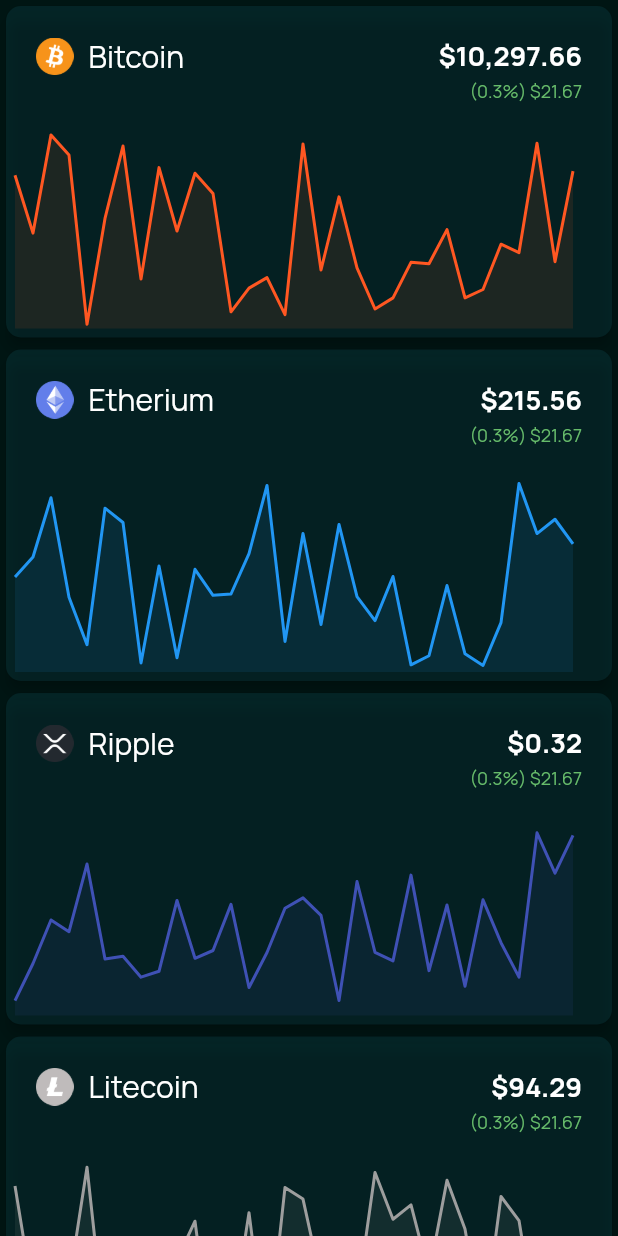
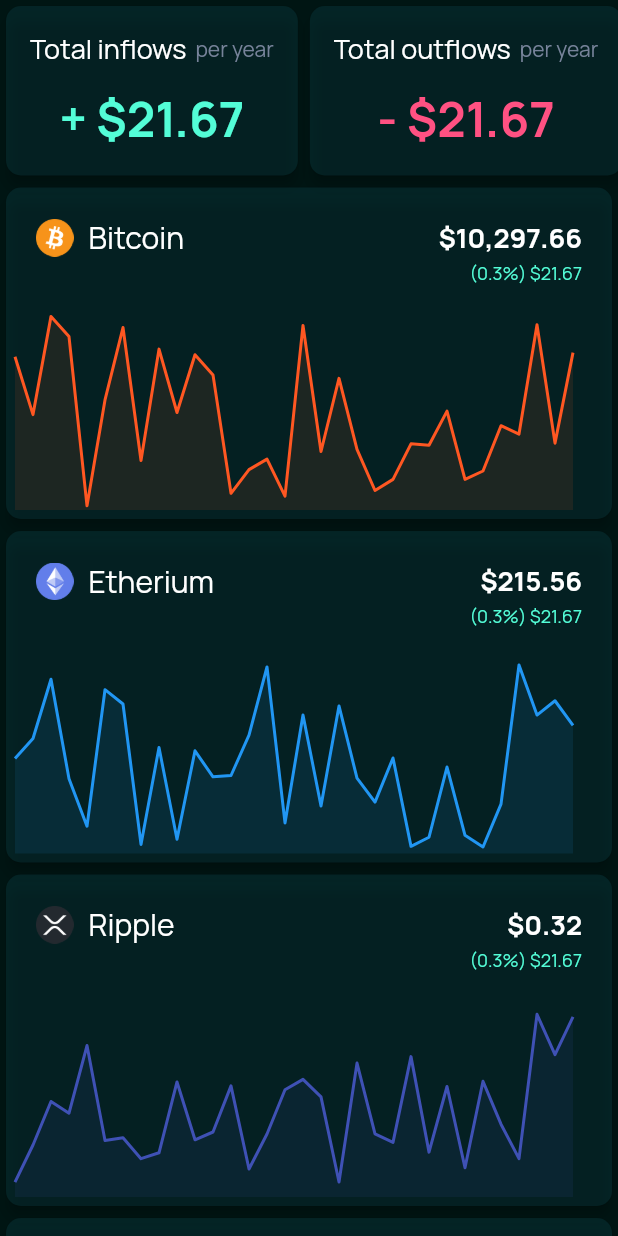
Before and after one commit to pierrickmartino/walletexplorer, a Flutter app: the Overview screen opened directly, on a phone screen of 412 x 824 dp. Run offline on Flutter 3.47's test engine with Material 2 defaults, Android fonts, the phone set to English and light mode, and no system bars; drawn by our look-alikes of fl_chart; our stand-ins replace cached_network_image, charts_flutter, cloud_firestore, date_format, dynamic_theme, firebase_auth and 2 more; missing offline and left inert: snack; accounts and stored records are empty.

Commit message:
Overview - add 2 widget for total inflows and outflows

```diff
--- a/lib/ui/screens/overview.dart
+++ b/lib/ui/screens/overview.dart
@@ -2,6 +2,8 @@ import 'package:flutter/material.dart';
 
 import '../../util/data.dart';
 import '../widgets/position.dart';
+import '../../ui/widgets/overview_total_inflows.dart';
+import '../../ui/widgets/overview_total_outflows.dart';
 
 class Overview extends StatefulWidget {
   @override
@@ -12,8 +14,19 @@ class _OverviewState extends State<Overview> {
   @override
   Widget build(BuildContext context) {
     return Scaffold(
-      body: ListView.builder(
-        physics: NeverScrollableScrollPhysics(),
+        body: Column(
+      children: <Widget>[
+        Row(
+          mainAxisSize: MainAxisSize.max,
+          mainAxisAlignment: MainAxisAlignment.spaceEvenly,
+          children: <Widget>[
+            OverviewTotalInflows(),
+            OverviewTotalOutflows(),
+          ],
+        ),
+        Expanded(
+          child: ListView.builder(
+            //physics: NeverScrollableScrollPhysics(),
             primary: false,
             itemCount: coins.length,
             itemBuilder: (BuildContext context, int index) {
@@ -27,6 +40,8 @@ class _OverviewState extends State<Overview> {
               );
             },
           ),
-    );
+        )
+      ],
+    ));
   }
 }
--- /dev/null
+++ b/lib/ui/widgets/overview_total_inflows.dart
@@ -0,0 +1,58 @@
+import 'package:flutter/material.dart';
+
+class OverviewTotalInflows extends StatefulWidget {
+  @override
+  _OverviewTotalInflowsState createState() => _OverviewTotalInflowsState();
+}
+
+class _OverviewTotalInflowsState extends State<OverviewTotalInflows> {
+  @override
+  Widget build(BuildContext context) {
+    return Card(
+      elevation: 4.0,
+      shape: RoundedRectangleBorder(
+        borderRadius: BorderRadius.all(
+          Radius.circular(10),
+        ),
+      ),
+      child: Padding(
+        padding: const EdgeInsets.all(16),
+        child: Column(
+          mainAxisSize: MainAxisSize.max,
+          mainAxisAlignment: MainAxisAlignment.spaceBetween,
+          children: <Widget>[
+            Row(
+              crossAxisAlignment: CrossAxisAlignment.center,
+              mainAxisSize: MainAxisSize.min,
+              mainAxisAlignment: MainAxisAlignment.start,
+              children: <Widget>[
+                const Text(
+                  "Total inflows",
+                  style: TextStyle(color: Colors.white, fontSize: 18),
+                ),
+                const SizedBox(
+                  width: 6,
+                ),
+                const Text(
+                  'per year',
+                  style: TextStyle(color: Color(0xff77839a), fontSize: 14),
+                ),
+              ],
+            ),
+            const SizedBox(
+              height: 12,
+            ),
+            Text(
+              r"+ $21.67",
+              style: TextStyle(
+                fontSize: 32,
+                fontWeight: FontWeight.bold,
+                color: Theme.of(context).accentColor,
+              ),
+            ),
+          ],
+        ),
+      ),
+    );
+  }
+}
--- /dev/null
+++ b/lib/ui/widgets/overview_total_outflows.dart
@@ -0,0 +1,62 @@
+import 'package:flutter/material.dart';
+
+class OverviewTotalOutflows extends StatefulWidget {
+  @override
+  _OverviewTotalOutflowsState createState() => _OverviewTotalOutflowsState();
+}
+
+class _OverviewTotalOutflowsState extends State<OverviewTotalOutflows> {
+  @override
+  Widget build(BuildContext context) {
+    return Card(
+      elevation: 4.0,
+      shape: RoundedRectangleBorder(
+        borderRadius: BorderRadius.all(
+          Radius.circular(10),
+        ),
+      ),
+      child: Column(
+        children: <Widget>[
+          Padding(
+            padding: const EdgeInsets.all(16),
+            child: Column(
+              mainAxisSize: MainAxisSize.max,
+              mainAxisAlignment: MainAxisAlignment.spaceBetween,
+              children: <Widget>[
+                Row(
+                  crossAxisAlignment: CrossAxisAlignment.center,
+                  mainAxisSize: MainAxisSize.min,
+                  mainAxisAlignment: MainAxisAlignment.start,
+                  children: <Widget>[
+                    const Text(
+                      "Total outflows",
+                      style: TextStyle(color: Colors.white, fontSize: 18),
+                    ),
+                    const SizedBox(
+                      width: 6,
+                    ),
+                    const Text(
+                      'per year',
+                      style: TextStyle(color: Color(0xff77839a), fontSize: 14),
+                    ),
+                  ],
+                ),
+                const SizedBox(
+                  height: 12,
+                ),
+                Text(
+                  r"- $21.67",
+                  style: TextStyle(
+                    fontSize: 32,
+                    fontWeight: FontWeight.bold,
+                    color: Theme.of(context).bottomAppBarColor,
+                  ),
+                ),
+              ],
+            ),
+          ),
+        ],
+      ),
+    );
+  }
+}
--- a/lib/ui/widgets/position.dart
+++ b/lib/ui/widgets/position.dart
@@ -105,7 +105,7 @@ class _WalletState extends State<Wallet> {
                   r"(0.3%) $21.67",
                   style: TextStyle(
                     fontSize: 12,
-                    color: Colors.green[400],
+                    color: Theme.of(context).accentColor,
                   ),
                 ),
               ],
```
Lines whose indentation alone changed are shown as unchanged.
